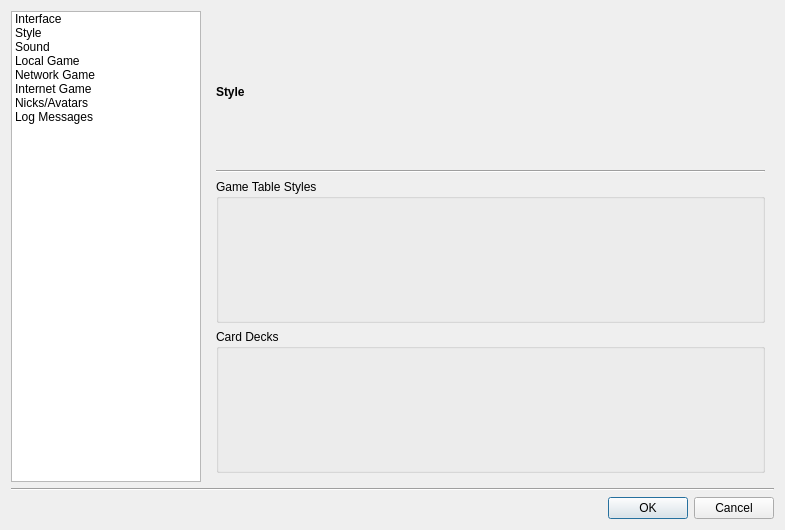
The window that src/gui/qt/settingsdialog.ui (pokerth/pokerth) describes before a commit, drawn with Qt 5.
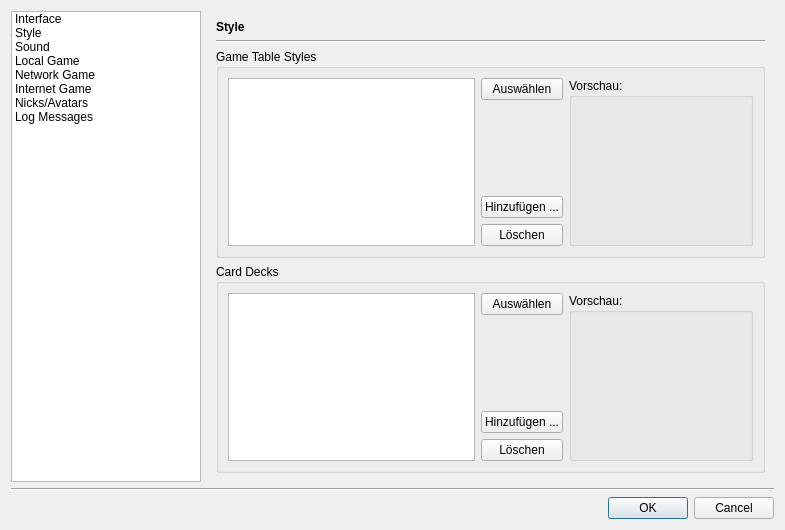
The same window after the commit. The open tabs and pages were chosen to show the change. Icons and pictures are not drawn. Custom widgets are drawn as their Qt base class.

Diff of the .ui file:
```diff
--- a/src/gui/qt/settingsdialog.ui
+++ b/src/gui/qt/settingsdialog.ui
@@ -405,6 +405,77 @@
            <property name="title">
             <string>Game Table Styles</string>
            </property>
+           <layout class="QGridLayout" name="gridLayout_13" >
+            <item row="0" column="0" >
+             <widget class="QListView" name="listView" />
+            </item>
+            <item row="0" column="1" >
+             <layout class="QVBoxLayout" name="verticalLayout" >
+              <item>
+               <widget class="QPushButton" name="pushButton_selectGameTableStyle" >
+                <property name="text" >
+                 <string>Auswählen</string>
+                </property>
+               </widget>
+              </item>
+              <item>
+               <spacer name="verticalSpacer_3" >
+                <property name="orientation" >
+                 <enum>Qt::Vertical</enum>
+                </property>
+                <property name="sizeHint" stdset="0" >
+                 <size>
+                  <width>20</width>
+                  <height>17</height>
+                 </size>
+                </property>
+               </spacer>
+              </item>
+              <item>
+               <widget class="QPushButton" name="pushButton_addGameTableStyle" >
+                <property name="text" >
+                 <string>Hinzufügen ...</string>
+                </property>
+               </widget>
+              </item>
+              <item>
+               <widget class="QPushButton" name="pushButton_delGameTableStyle" >
+                <property name="text" >
+                 <string>Löschen</string>
+                </property>
+               </widget>
+              </item>
+             </layout>
+            </item>
+            <item row="0" column="2" >
+             <widget class="QGroupBox" name="groupBox_13" >
+              <property name="title" >
+               <string>Vorschau:</string>
+              </property>
+              <layout class="QGridLayout" name="gridLayout_15" >
+               <item row="0" column="0" >
+                <widget class="QLabel" name="label_gameTableStylePreview" >
+                 <property name="minimumSize" >
+                  <size>
+                   <width>160</width>
+                   <height>120</height>
+                  </size>
+                 </property>
+                 <property name="maximumSize" >
+                  <size>
+                   <width>160</width>
+                   <height>120</height>
+                  </size>
+                 </property>
+                 <property name="text" >
+                  <string/>
+                 </property>
+                </widget>
+               </item>
+              </layout>
+             </widget>
+            </item>
+           </layout>
           </widget>
          </item>
          <item row="3" column="0">
@@ -412,6 +483,77 @@
            <property name="title">
             <string>Card Decks</string>
            </property>
+           <layout class="QGridLayout" name="gridLayout_14" >
+            <item row="0" column="0" >
+             <widget class="QListView" name="listView_2" />
+            </item>
+            <item row="0" column="1" >
+             <layout class="QVBoxLayout" name="verticalLayout_2" >
+              <item>
+               <widget class="QPushButton" name="pushButton_selectCardDeck" >
+                <property name="text" >
+                 <string>Auswählen</string>
+                </property>
+               </widget>
+              </item>
+              <item>
+               <spacer name="verticalSpacer_3" >
+                <property name="orientation" >
+                 <enum>Qt::Vertical</enum>
+                </property>
+                <property name="sizeHint" stdset="0" >
+                 <size>
+                  <width>20</width>
+                  <height>17</height>
+                 </size>
+                </property>
+               </spacer>
+              </item>
+              <item>
+               <widget class="QPushButton" name="pushButton_addCardDeck" >
+                <property name="text" >
+                 <string>Hinzufügen ...</string>
+                </property>
+               </widget>
+              </item>
+              <item>
+               <widget class="QPushButton" name="pushButton_delCardDeck" >
+                <property name="text" >
+                 <string>Löschen</string>
+                </property>
+               </widget>
+              </item>
+             </layout>
+            </item>
+            <item row="0" column="2" >
+             <widget class="QGroupBox" name="groupBox_14" >
+              <property name="title" >
+               <string>Vorschau:</string>
+              </property>
+              <layout class="QGridLayout" name="gridLayout_16" >
+               <item row="0" column="0" >
+                <widget class="QLabel" name="label_cardDeckPreview" >
+                 <property name="minimumSize" >
+                  <size>
+                   <width>160</width>
+                   <height>120</height>
+                  </size>
+                 </property>
+                 <property name="maximumSize" >
+                  <size>
+                   <width>160</width>
+                   <height>120</height>
+                  </size>
+                 </property>
+                 <property name="text" >
+                  <string/>
+                 </property>
+                </widget>
+               </item>
+              </layout>
+             </widget>
+            </item>
+           </layout>
           </widget>
          </item>
         </layout>
```
Left out of the diff: 2111 changed lines with no effect on the pictures.
